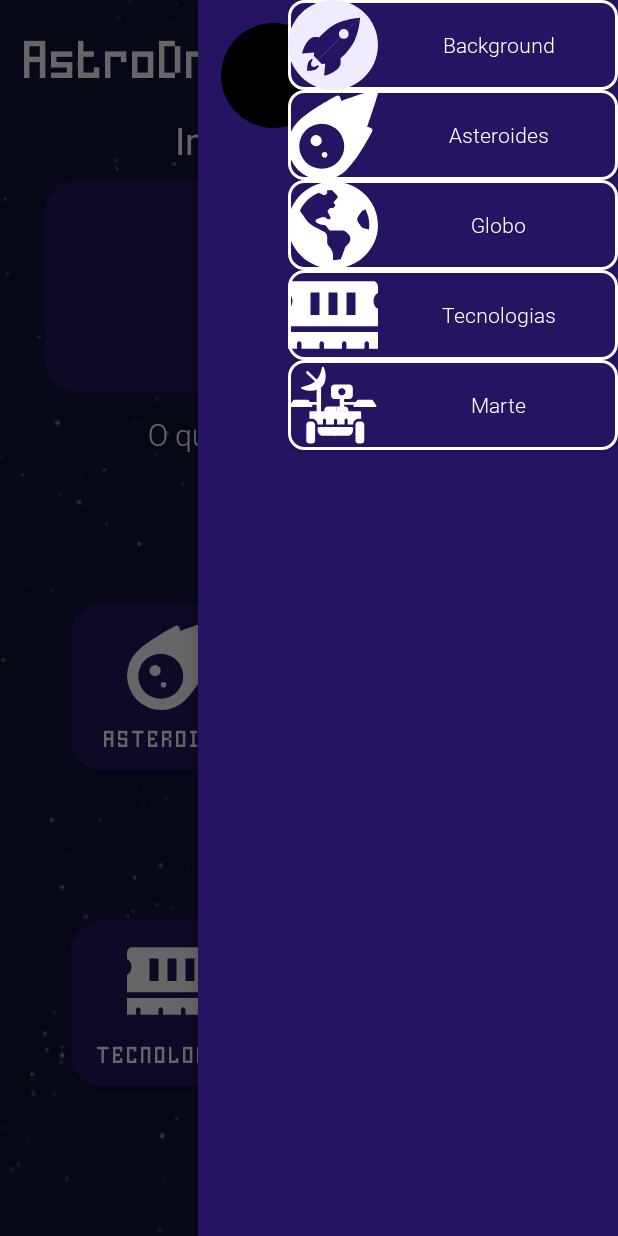
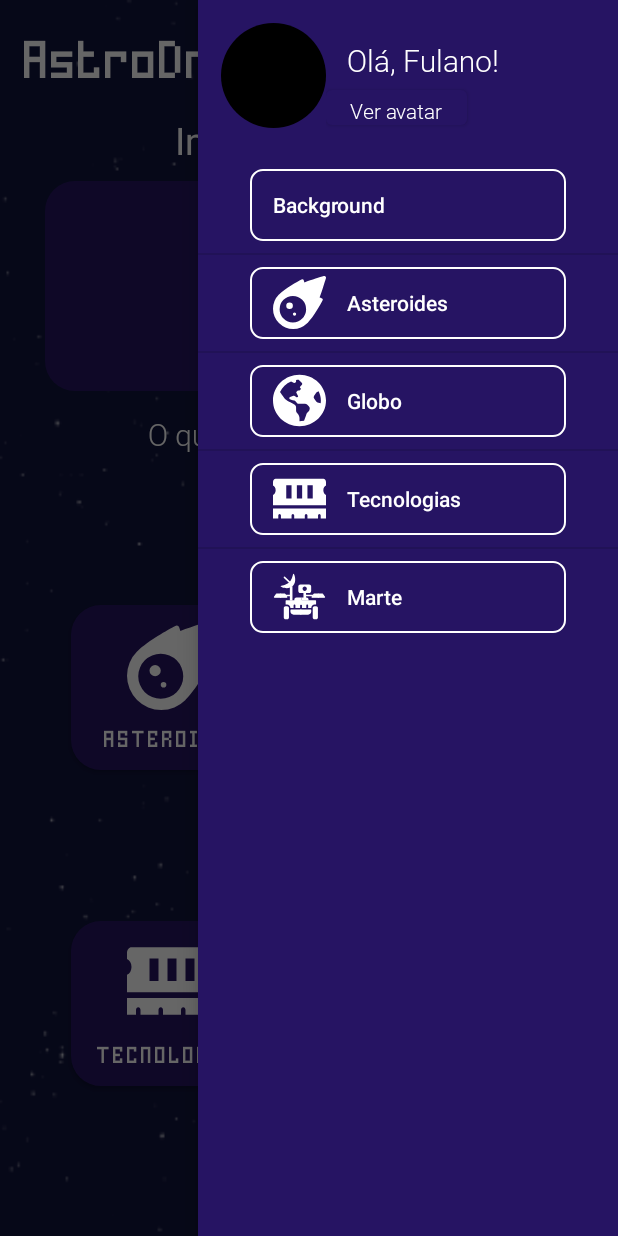
Before and after one commit to artchier/AstroDream, an Android app: the screen it shows after launch (InitialActivity), with the side drawer open, on a phone screen of 412 x 824 dp. Run offline under Robolectric (Android 15) with nearby library versions, the phone set to English and light mode, and no system bars.

Commit message:
Implementando menu lateral

```diff
--- a/app/src/main/java/com/example/astrodream/InitialActivity.kt
+++ b/app/src/main/java/com/example/astrodream/InitialActivity.kt
@@ -2,6 +2,7 @@
 
 import androidx.appcompat.app.AppCompatActivity
 import android.os.Bundle
+import android.view.Gravity
 import android.view.Menu
 import kotlinx.android.synthetic.main.activity_initial.*
 
@@ -11,6 +12,9 @@
         setContentView(R.layout.activity_initial)
 
         tbInitial.title = ""
+        tbInitial.setOnMenuItemClickListener {
+            dlInitial.open
+        }
         setSupportActionBar(tbInitial)
     }
 
--- a/app/src/main/res/drawable/rounded_rectangle.xml
+++ b/app/src/main/res/drawable/rounded_rectangle.xml
@@ -1,5 +1,5 @@
 <?xml version="1.0" encoding="utf-8"?>
-<!--<layer-list xmlns:android="http://schemas.android.com/apk/res/android">
+<layer-list xmlns:android="http://schemas.android.com/apk/res/android">
     <item
         android:left="35dp"
         android:right="35dp">
@@ -11,8 +11,8 @@
                 android:width="1dp"/>
         </shape>
     </item>
-</layer-list>-->
-<shape xmlns:android="http://schemas.android.com/apk/res/android"
+</layer-list>
+<!--<shape xmlns:android="http://schemas.android.com/apk/res/android"
     android:shape="rectangle">
     <corners
         android:radius="10dp"/>
@@ -23,4 +23,4 @@
     <stroke
         android:color="@android:color/white"
         android:width="2dp"/>
-</shape>
+</shape>-->
--- a/app/src/main/res/layout/activity_initial.xml
+++ b/app/src/main/res/layout/activity_initial.xml
@@ -2,6 +2,7 @@
 <androidx.drawerlayout.widget.DrawerLayout xmlns:android="http://schemas.android.com/apk/res/android"
     xmlns:app="http://schemas.android.com/apk/res-auto"
     xmlns:tools="http://schemas.android.com/tools"
+    android:id="@+id/dlInitial"
     android:layout_width="match_parent"
     android:layout_height="match_parent"
     tools:openDrawer="end"
@@ -134,19 +135,26 @@
             android:textSize="15sp"
             app:layout_constraintEnd_toEndOf="@id/btGlobo"
             app:layout_constraintStart_toStartOf="@id/btGlobo"
-            app:layout_constraintTop_toTopOf="@id/btTecnologias"/>
+            app:layout_constraintTop_toTopOf="@id/btTecnologias" />
 
     </androidx.constraintlayout.widget.ConstraintLayout>
 
     <com.google.android.material.navigation.NavigationView
+        android:id="@+id/navigationView"
         android:layout_width="wrap_content"
         android:layout_height="match_parent"
+        android:layout_gravity="end"
         android:background="@color/lucky_point"
+        app:headerLayout="@layout/header_layout"
         app:itemTextColor="@android:color/white"
-        android:layout_gravity="end"
-        app:headerLayout="@layout/header_layout">
+        app:itemBackground="@drawable/rounded_rectangle"
+        app:menu="@menu/lateral_menu"
+        app:itemIconTint="@android:color/white"
+        app:itemIconSize="35dp"
+        app:itemTextAppearance="@style/NavigationDrawer"
+        app:itemHorizontalPadding="50dp"/>
 
-        <LinearLayout
+        <!--<LinearLayout
             android:layout_width="match_parent"
             android:layout_height="match_parent"
             android:orientation="vertical">
@@ -154,70 +162,64 @@
             <androidx.appcompat.widget.AppCompatButton
                 android:layout_width="match_parent"
                 android:layout_height="wrap_content"
+                android:layout_gravity="bottom"
                 android:layout_marginStart="60dp"
                 android:background="@drawable/rounded_rectangle"
-                android:textColor="@android:color/white"
                 android:drawableLeft="@drawable/ic_logo"
+                android:fontFamily="@font/roboto_light"
+                android:letterSpacing="0"
                 android:text="@string/background"
                 android:textAllCaps="false"
-                android:fontFamily="@font/roboto_light"
-                android:letterSpacing="0"/>
+                android:textColor="@android:color/white" />
 
             <androidx.appcompat.widget.AppCompatButton
                 android:layout_width="match_parent"
                 android:layout_height="wrap_content"
                 android:layout_marginStart="60dp"
                 android:background="@drawable/rounded_rectangle"
-                android:textColor="@android:color/white"
                 android:drawableLeft="@drawable/ic_asteroide"
+                android:fontFamily="@font/roboto_light"
+                android:letterSpacing="0"
                 android:text="@string/asteroides_minusculo"
                 android:textAllCaps="false"
-                android:fontFamily="@font/roboto_light"
-                android:letterSpacing="0"/>
+                android:textColor="@android:color/white" />
 
             <androidx.appcompat.widget.AppCompatButton
                 android:layout_width="match_parent"
                 android:layout_height="wrap_content"
                 android:layout_marginStart="60dp"
                 android:background="@drawable/rounded_rectangle"
-                android:textColor="@android:color/white"
                 android:drawableLeft="@drawable/ic_globo"
+                android:fontFamily="@font/roboto_light"
+                android:letterSpacing="0"
                 android:text="@string/globo_minusculo"
                 android:textAllCaps="false"
-                android:fontFamily="@font/roboto_light"
-                android:letterSpacing="0"/>
+                android:textColor="@android:color/white" />
 
             <androidx.appcompat.widget.AppCompatButton
                 android:layout_width="match_parent"
                 android:layout_height="wrap_content"
                 android:layout_marginStart="60dp"
                 android:background="@drawable/rounded_rectangle"
-                android:textColor="@android:color/white"
                 android:drawableLeft="@drawable/ic_tecnologia"
+                android:fontFamily="@font/roboto_light"
+                android:letterSpacing="0"
                 android:text="@string/tecnologias_minusculo"
                 android:textAllCaps="false"
-                android:fontFamily="@font/roboto_light"
-                android:letterSpacing="0"/>
+                android:textColor="@android:color/white" />
 
             <androidx.appcompat.widget.AppCompatButton
+                style="@style/NavigationDrawer"
                 android:layout_width="match_parent"
                 android:layout_height="wrap_content"
                 android:layout_marginStart="60dp"
                 android:background="@drawable/rounded_rectangle"
                 android:drawableLeft="@drawable/ic_marte"
+                android:fontFamily="@font/roboto_light"
+                android:letterSpacing="0"
                 android:text="@string/marte_minusculo"
                 android:textAllCaps="false"
-                android:textColor="@android:color/white"
-                android:fontFamily="@font/roboto_light"
-                style="@style/NavigationDrawer"
-                android:letterSpacing="0"/>
-        </LinearLayout>
-    </com.google.android.material.navigation.NavigationView>
-        <!--app:itemBackground="@drawable/rounded_rectangle"
-        app:menu="@menu/lateral_menu"
-        app:itemIconTint="@android:color/white"
-        app:itemIconSize="35dp"
-        app:itemTextAppearance="@style/NavigationDrawer"
-        app:itemHorizontalPadding="50dp"/>-->
+                android:textColor="@android:color/white" />
+        </LinearLayout>-->
 
 </androidx.drawerlayout.widget.DrawerLayout>
```
